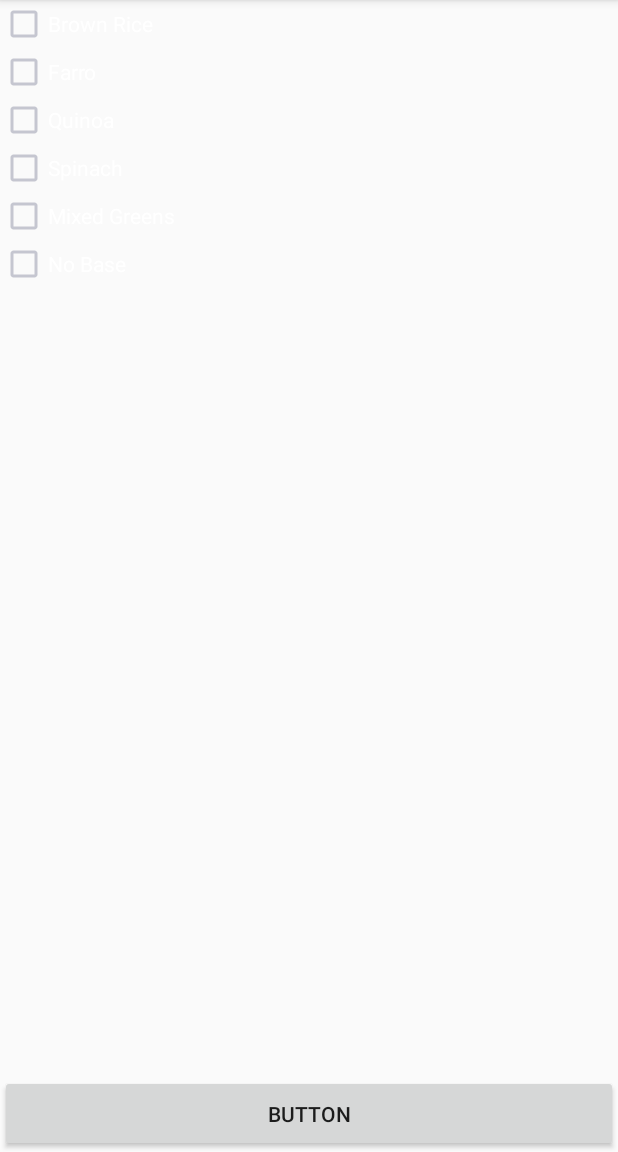
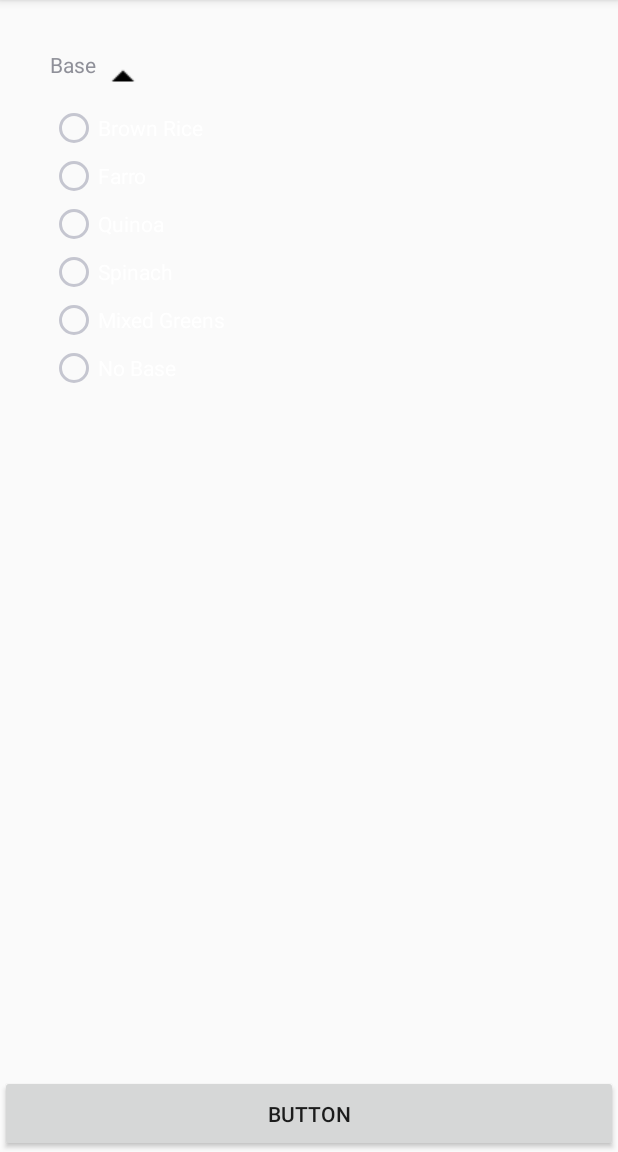
Before and after one commit to jack-van-holland/mylevering, an Android app: the FreshOrder screen opened directly, with no data from a screen before it, on a phone screen of 412 x 824 dp, the part 84-1236 px from its top. Run offline under Robolectric (Android 15) with nearby library versions, the phone set to English and light mode, and no system bars.

Commit message:
included drop down menu in fresh menu

```diff
--- a/app/src/main/java/com/example/mylevering/FreshOrder.java
+++ b/app/src/main/java/com/example/mylevering/FreshOrder.java
@@ -2,9 +2,20 @@ package com.example.mylevering;
 
 import androidx.appcompat.app.AppCompatActivity;
 
+import android.media.Image;
 import android.os.Bundle;
+import android.provider.MediaStore;
+import android.view.View;
+import android.view.ViewGroup;
 import android.widget.CheckBox;
+import android.widget.ImageView;
 import android.widget.LinearLayout;
+import android.widget.RadioButton;
+import android.widget.RadioGroup;
+import android.widget.Spinner;
+import android.widget.TextView;
+
+import com.google.android.material.resources.TextAppearance;
 
 public class FreshOrder extends AppCompatActivity {
 
@@ -13,17 +24,51 @@ public class FreshOrder extends AppCompatActivity {
         super.onCreate(savedInstanceState);
         setContentView(R.layout.activity_fresh_order);
         LinearLayout fresh = findViewById(R.id.freshOptions);
-        LinearLayout base = new LinearLayout(getApplicationContext());
+        final LinearLayout base = new LinearLayout(getApplicationContext());
         base.setOrientation(LinearLayout.VERTICAL);
 
-        CheckBox[] checks = new CheckBox[FreshMenuOption.baseNames.length];
+        RadioGroup group = new RadioGroup(getApplicationContext());
+        RadioButton[] buttons = new RadioButton[FreshMenuOption.baseNames.length];
         for (int i = 0; i < FreshMenuOption.baseNames.length; i++){
-            checks[i] = new CheckBox(getApplicationContext());
-            checks[i].setText(FreshMenuOption.baseNames[i]);
-            base.addView(checks[i]);
+            buttons[i] = new RadioButton(getApplicationContext());
+            buttons[i].setText(FreshMenuOption.baseNames[i]);
+            group.addView(buttons[i]);
         }
+        final TextView baseShown = new TextView(getApplicationContext());
+        baseShown.setText("True");
+        TextView baseTitle = new TextView(getApplicationContext());
+        baseTitle.setText(R.string.base);
+        final ImageView baseToggle = new ImageView(getApplicationContext());
+        baseToggle.setClickable(true);
+        baseToggle.setImageResource(R.drawable.baseline_arrow_drop_up_black_18dp);
 
+        LinearLayout baseHeader = new LinearLayout(getApplicationContext());
+        baseHeader.addView(baseTitle);
+        baseHeader.addView(baseToggle);
+        baseHeader.setPadding(50, 50,0,0);
+
+
+
+        baseToggle.setOnClickListener(new View.OnClickListener() {
+            @Override
+            public void onClick(View v) {
+                if ("True".equals(baseShown.getText().toString())) {
+                    base.setVisibility(View.INVISIBLE);
+                    baseToggle.setImageResource(R.drawable.baseline_arrow_drop_down_black_18dp);
+                    baseShown.setText("False");
+                } else {
+                    base.setVisibility(View.VISIBLE);
+                    baseShown.setText("True");
+                    baseToggle.setImageResource(R.drawable.baseline_arrow_drop_up_black_18dp);
+                }
+            }
+        });
+        fresh.addView(baseHeader);
+        base.addView(group);
+        base.setPadding(50,0,0,0);
         fresh.addView(base);
+
+
 
     }
 }
--- a/app/src/main/res/values/strings.xml
+++ b/app/src/main/res/values/strings.xml
@@ -22,4 +22,9 @@
     <string name="toastee">Toastee</string>
     <string name="go">GO</string>
     <string name="grill">Grill</string>
+    <string name="base">Base</string>
+    <string name="spreads">Spreads (max 3)</string>
+    <string name="toppings">Toppings (max 5)</string>
+    <string name="protein">Protein</string>
+    <string name="dressing">Dressing</string>
 </resources>
```
Also changed, not shown: app/src/main/res/drawable/baseline_arrow_drop_down_black_18dp.png (added), app/src/main/res/drawable/baseline_arrow_drop_up_black_18dp.png (added).
